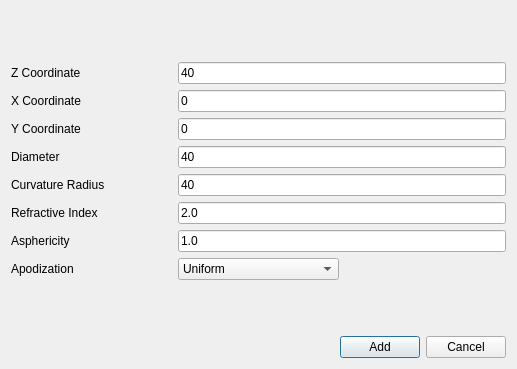
Before: the Qt Designer form QtGuiApplication/AddSurfaceDialog.ui in vtcon/GOSIS, drawn with Qt 5.
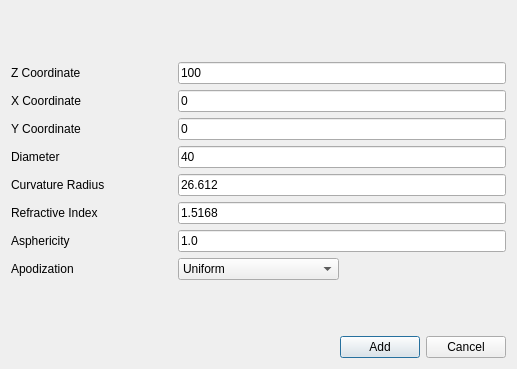
After: the same form once the commit is applied.

Diff of the .ui file:
```diff
--- a/QtGuiApplication/AddSurfaceDialog.ui
+++ b/QtGuiApplication/AddSurfaceDialog.ui
@@ -39,7 +39,7 @@
      <item row="0" column="1" colspan="2">
       <widget class="QLineEdit" name="lineZ">
        <property name="text">
-        <string>40</string>
+        <string>100</string>
        </property>
       </widget>
      </item>
@@ -95,7 +95,7 @@
      <item row="4" column="1" colspan="2">
       <widget class="QLineEdit" name="lineRadius">
        <property name="text">
-        <string>40</string>
+        <string>26.612</string>
        </property>
       </widget>
      </item>
@@ -109,7 +109,7 @@
      <item row="5" column="1" colspan="2">
       <widget class="QLineEdit" name="lineRefracI">
        <property name="text">
-        <string>2.0</string>
+        <string>1.5168</string>
        </property>
       </widget>
      </item>
```
